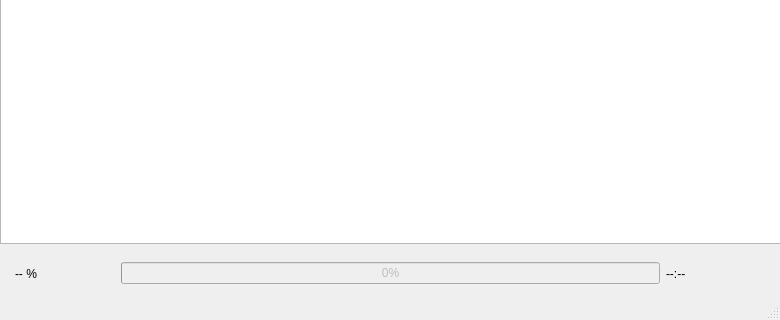
First picture: the form in src/python/adgui.ui, repository avrdudes/avrdude, before the edit; both pictures show x 0 to 780 and y 426 to 746 of the 780 by 746 pixel window.
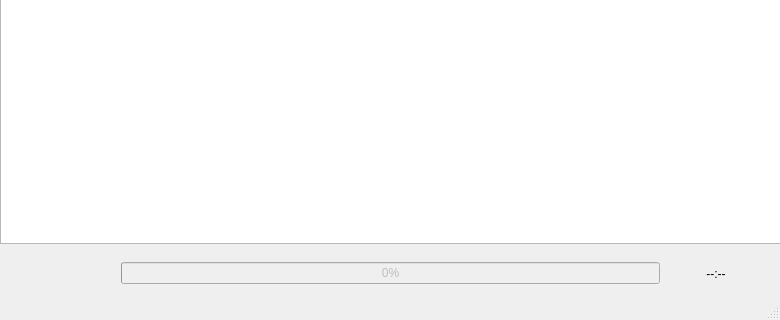
Second picture: the form after the edit.

Commit message: Implement progress indication

```diff
--- a/src/python/adgui.ui
+++ b/src/python/adgui.ui
@@ -31,7 +31,13 @@
       <number>15</number>
      </property>
      <item>
-      <widget class="QLabel" name="percentage">
+      <widget class="QLabel" name="operation">
+       <property name="sizePolicy">
+        <sizepolicy hsizetype="Preferred" vsizetype="Preferred">
+         <horstretch>0</horstretch>
+         <verstretch>0</verstretch>
+        </sizepolicy>
+       </property>
        <property name="minimumSize">
         <size>
          <width>100</width>
@@ -39,7 +45,7 @@
         </size>
        </property>
        <property name="text">
-        <string>-- %</string>
+        <string/>
        </property>
       </widget>
      </item>
@@ -64,6 +70,9 @@
        <property name="text">
         <string>--:--</string>
        </property>
+       <property name="alignment">
+        <set>Qt::AlignCenter</set>
+       </property>
       </widget>
      </item>
     </layout>
```
The commit also changes 1 other file.
